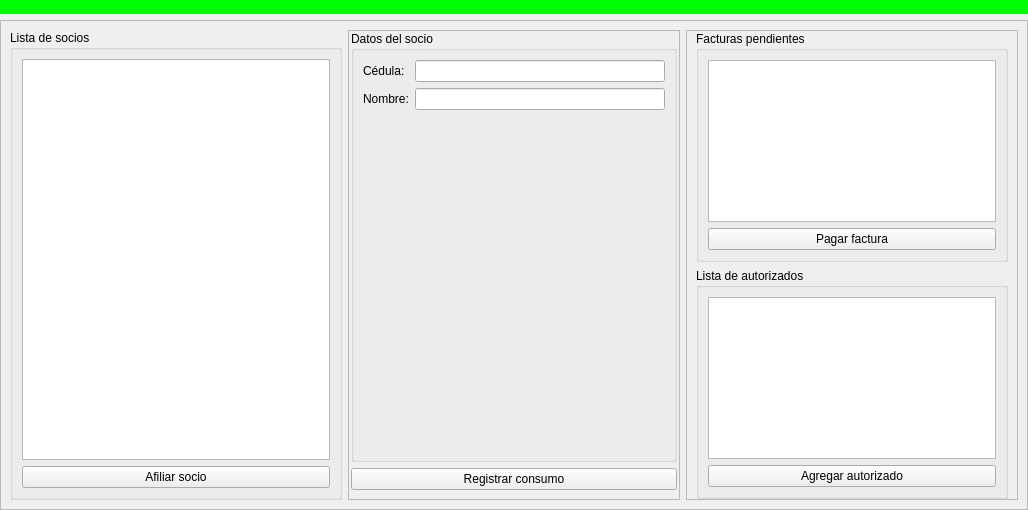
First picture: the form in club_social/vista/gui/main_window_club_social.ui, repository jahlon/ClubSocial, before the edit.
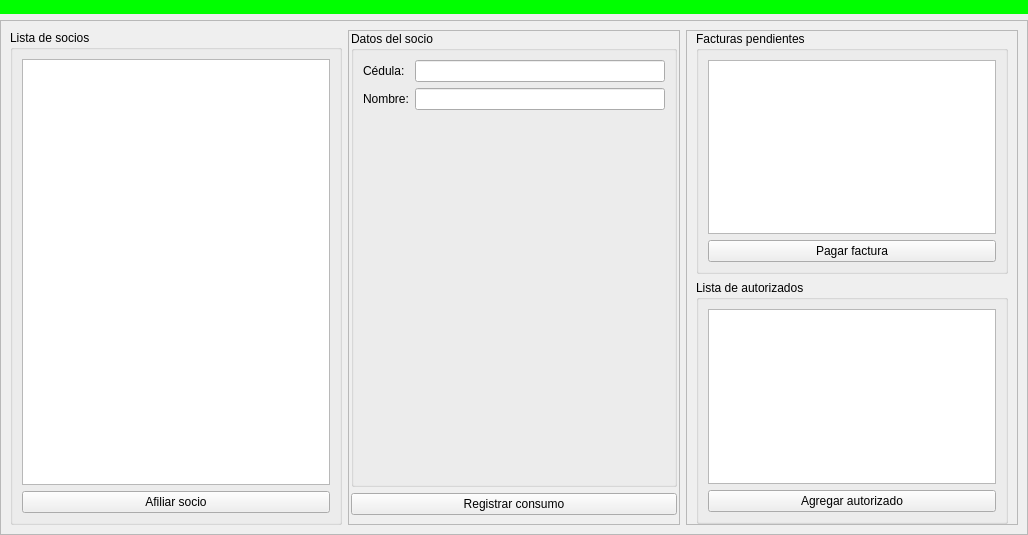
Second picture: the form after the edit. Icons and pictures are not drawn.

Commit message: Termine de diseñar los diálogos de la interfaz

```diff
--- a/club_social/vista/gui/main_window_club_social.ui
+++ b/club_social/vista/gui/main_window_club_social.ui
@@ -7,7 +7,7 @@
     <x>0</x>
     <y>0</y>
     <width>1028</width>
-    <height>510</height>
+    <height>535</height>
    </rect>
   </property>
   <property name="windowTitle">
```
Left out of the diff: 20 changed lines with no effect on the pictures. The commit also changes 1 other file.
